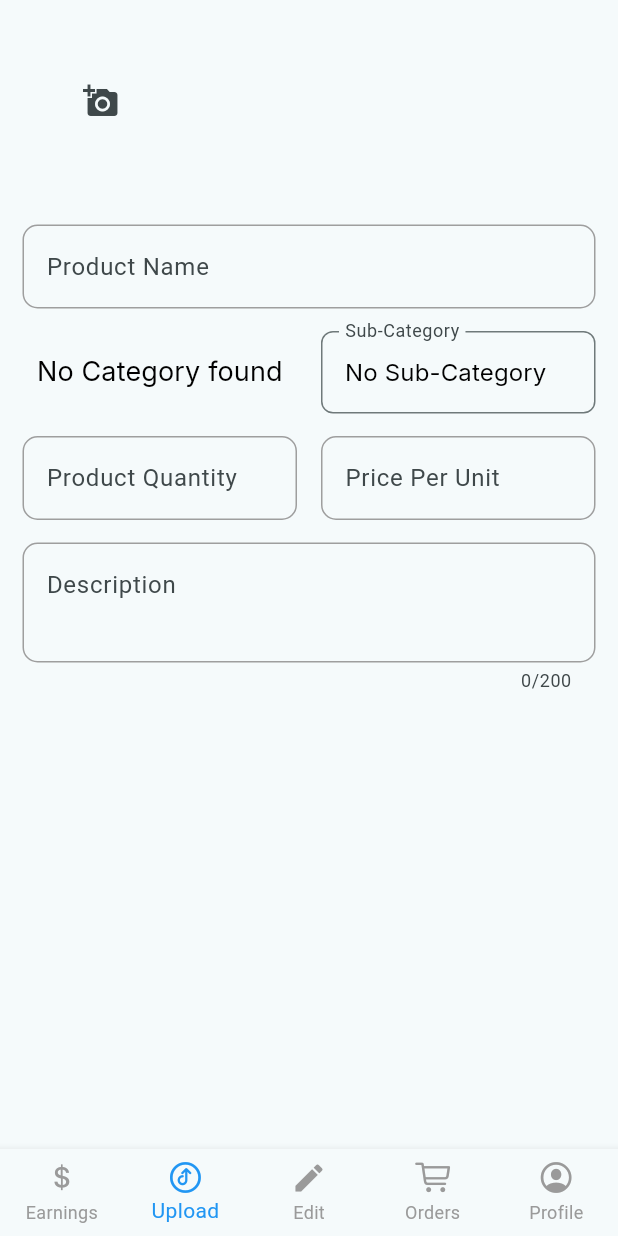
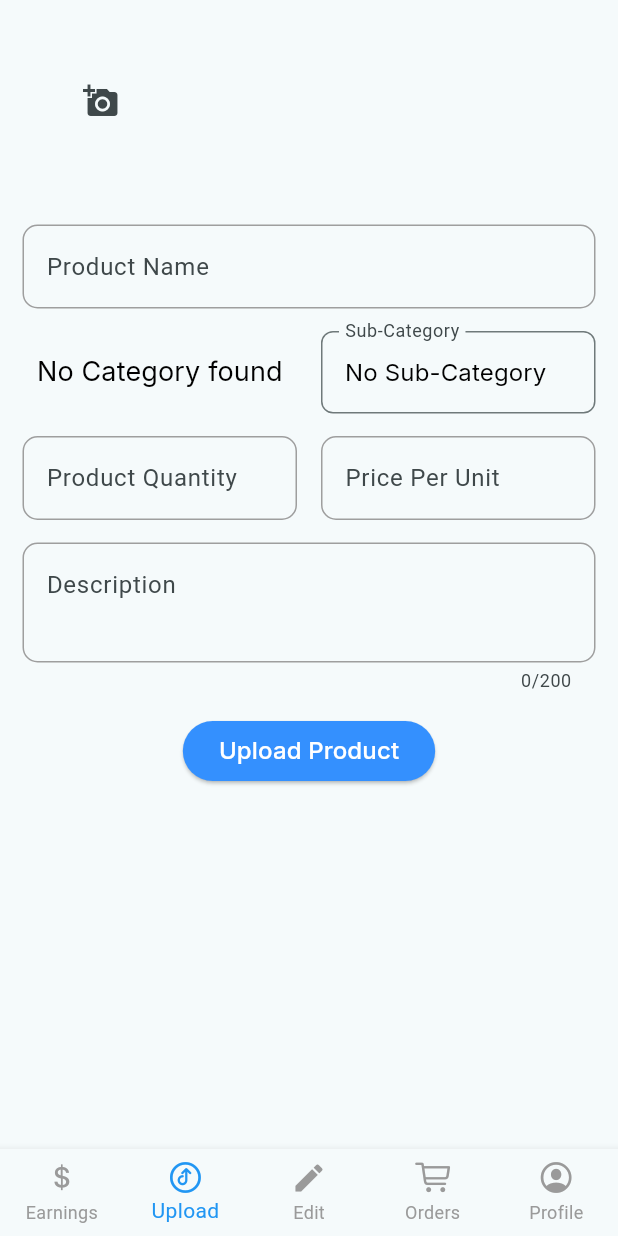
Before and after one commit to Sukhmeetsingh306/store_app, a Flutter app: the UserSellerScreen screen opened by its route, item 2 of the bottom bar chosen, on a phone screen of 412 x 824 dp. Run offline on Flutter 3.47's test engine with Material 3 defaults, Android fonts, the phone set to English and light mode, and no system bars; our stand-ins replace file_picker, flutter_riverpod, flutter_svg, go_router, google_fonts, image_picker and 4 more; missing offline and left inert: cloudinary_public, dart:html, flutter_admin_scaffold, random_avatar; accounts and stored records are empty; network calls fail.

Commit message:
feat: refactor UploadUserSellerScreen layout and improve form validation

```diff
--- a/multi_vendor/lib/screen/seller/user_screen/upload_user_seller_screen.dart
+++ b/multi_vendor/lib/screen/seller/user_screen/upload_user_seller_screen.dart
@@ -3,6 +3,7 @@ import 'dart:io';
 import 'package:file_picker/file_picker.dart';
 import 'package:flutter/material.dart';
 import 'package:image_picker/image_picker.dart';
+import 'package:multi_vendor/utils/widget/button_widget_utils.dart';
 import 'package:multi_vendor/utils/widget/form/textForm_form.dart';
 import 'package:multi_vendor/utils/widget/space_widget_utils.dart';
 
@@ -20,6 +21,7 @@ class UploadUserSellerScreen extends StatefulWidget {
 }
 
 class _UploadUserSellerScreenState extends State<UploadUserSellerScreen> {
+  final GlobalKey<FormState> _formKey = GlobalKey<FormState>();
   final ImagePicker _picker = ImagePicker();
 
   final TextEditingController _productController = TextEditingController();
@@ -44,6 +46,7 @@ class _UploadUserSellerScreenState extends State<UploadUserSellerScreen> {
     setState(() {
       futureSubCategory =
           SubCategoryControllers().getSubCategoryByCategoryName(val.name);
+      _selectedSubCategory = null;
     });
   }
 
@@ -123,7 +126,10 @@ class _UploadUserSellerScreenState extends State<UploadUserSellerScreen> {
 
   @override
   Widget build(BuildContext context) {
-    return Column(
+    return SingleChildScrollView(
+      child: Form(
+        key: _formKey,
+        child: Column(
           children: [
             GridView.builder(
               shrinkWrap: true,
@@ -160,7 +166,12 @@ class _UploadUserSellerScreenState extends State<UploadUserSellerScreen> {
                   textFormField(
                     _productController,
                     'Product Name',
-                (val) {},
+                    (value) {
+                      if (value == null || value.isEmpty) {
+                        return 'Please enter product name';
+                      }
+                      return null;
+                    },
                   ),
                   sizedBoxH15(),
                   Row(
@@ -204,8 +215,7 @@ class _UploadUserSellerScreenState extends State<UploadUserSellerScreen> {
                                 onChanged: (CategoryApiModels? newValue) {
                                   setState(() {
                                     _selectedCategory = newValue;
-                                _selectedSubCategory =
-                                    null; // reset subcategory
+                                    _selectedSubCategory = null;
                                     futureSubCategory = SubCategoryControllers()
                                         .getSubCategoryByCategoryName(
                                             newValue!.categoryName);
@@ -222,7 +232,6 @@ class _UploadUserSellerScreenState extends State<UploadUserSellerScreen> {
                       const SizedBox(width: 16),
                       Expanded(
                         child: _selectedCategory == null
-                        // 🚨 Before selecting a category → always show this
                             ? InputDecorator(
                                 decoration: InputDecoration(
                                   labelText: 'Sub-Category',
@@ -246,16 +255,19 @@ class _UploadUserSellerScreenState extends State<UploadUserSellerScreen> {
                                     return const Center(
                                         child: CircularProgressIndicator());
                                   } else if (snapshot.hasError) {
-                                return errormessage("Error: ${snapshot.error}");
+                                    return errormessage(
+                                        "Error: ${snapshot.error}");
                                   } else if (!snapshot.hasData ||
                                       snapshot.data!.isEmpty) {
                                     return InputDecorator(
                                       decoration: InputDecoration(
                                         labelText: 'Sub-Category',
                                         border: OutlineInputBorder(
-                                      borderRadius: BorderRadius.circular(8.0),
+                                          borderRadius:
+                                              BorderRadius.circular(8.0),
                                         ),
-                                    contentPadding: const EdgeInsets.symmetric(
+                                        contentPadding:
+                                            const EdgeInsets.symmetric(
                                                 horizontal: 12, vertical: 16),
                                       ),
                                       child: googleInterText(
@@ -271,18 +283,21 @@ class _UploadUserSellerScreenState extends State<UploadUserSellerScreen> {
                                       decoration: InputDecoration(
                                         labelText: 'Sub-Category',
                                         border: OutlineInputBorder(
-                                      borderRadius: BorderRadius.circular(8.0),
+                                          borderRadius:
+                                              BorderRadius.circular(8.0),
                                         ),
                                       ),
-                                  items: snapshot.data!
-                                      .map((SubCategoryApiModels subcategory) {
+                                      items: snapshot.data!.map(
+                                          (SubCategoryApiModels subcategory) {
                                         return DropdownMenuItem<
                                             SubCategoryApiModels>(
                                           value: subcategory,
-                                      child: Text(subcategory.subCategoryName),
+                                          child:
+                                              Text(subcategory.subCategoryName),
                                         );
                                       }).toList(),
-                                  onChanged: (SubCategoryApiModels? newValue) {
+                                      onChanged:
+                                          (SubCategoryApiModels? newValue) {
                                         setState(() {
                                           _selectedSubCategory = newValue;
                                         });
@@ -304,7 +319,15 @@ class _UploadUserSellerScreenState extends State<UploadUserSellerScreen> {
                         child: textFormField(
                           _productController,
                           'Product Quantity',
-                      (val) {},
+                          (value) {
+                            if (value == null || value.isEmpty) {
+                              return 'Please enter product quantity';
+                            }
+                            if (int.tryParse(value) == null) {
+                              return 'Please enter a valid number';
+                            }
+                            return null;
+                          },
                           keyboardType: TextInputType.number,
                         ),
                       ),
@@ -313,7 +336,15 @@ class _UploadUserSellerScreenState extends State<UploadUserSellerScreen> {
                         child: textFormField(
                           _productController, // use a separate controller
                           'Price Per Unit',
-                      (val) {},
+                          (value) {
+                            if (value == null || value.isEmpty) {
+                              return 'Please enter price per unit';
+                            }
+                            if (double.tryParse(value) == null) {
+                              return 'Please enter a valid number';
+                            }
+                            return null;
+                          },
                           keyboardType: TextInputType.number,
                         ),
                       ),
@@ -345,8 +376,11 @@ class _UploadUserSellerScreenState extends State<UploadUserSellerScreen> {
                   ),
                 ],
               ),
-        )
+            ),
+            elevatedButton('Upload Product', () {})
           ],
+        ),
+      ),
     );
   }
 }
```
Lines whose indentation alone changed are shown as unchanged.
